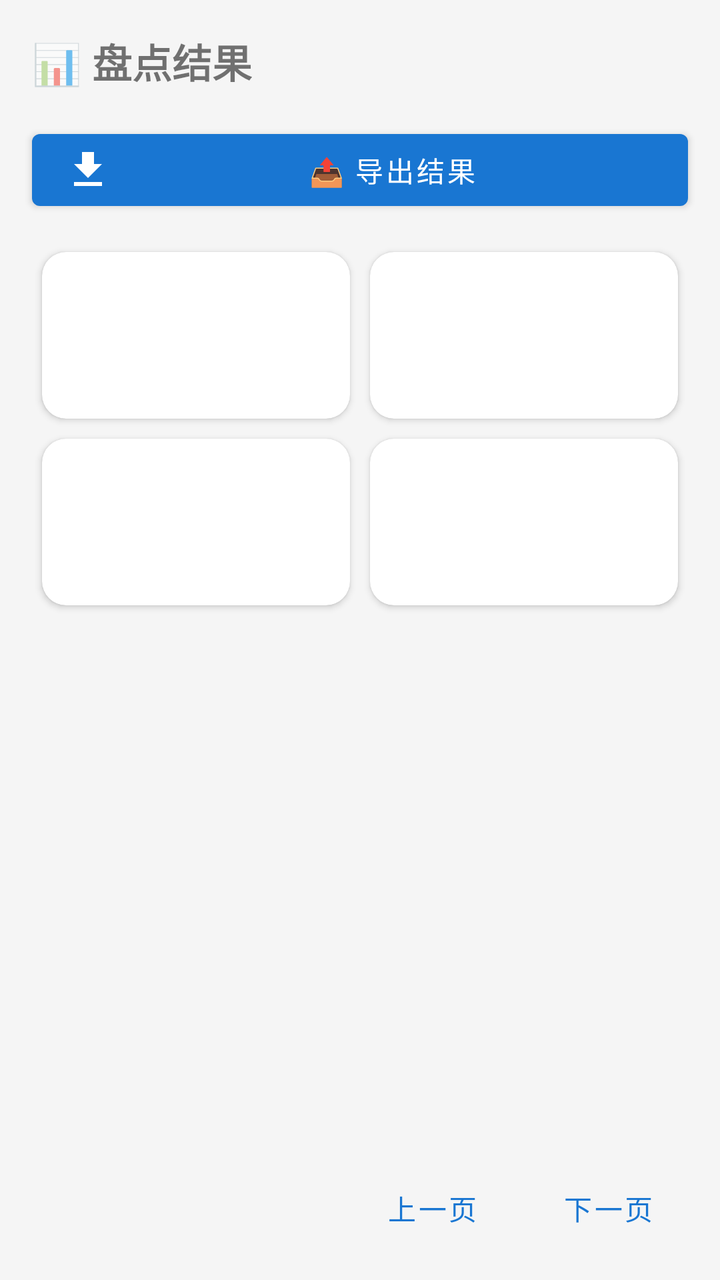
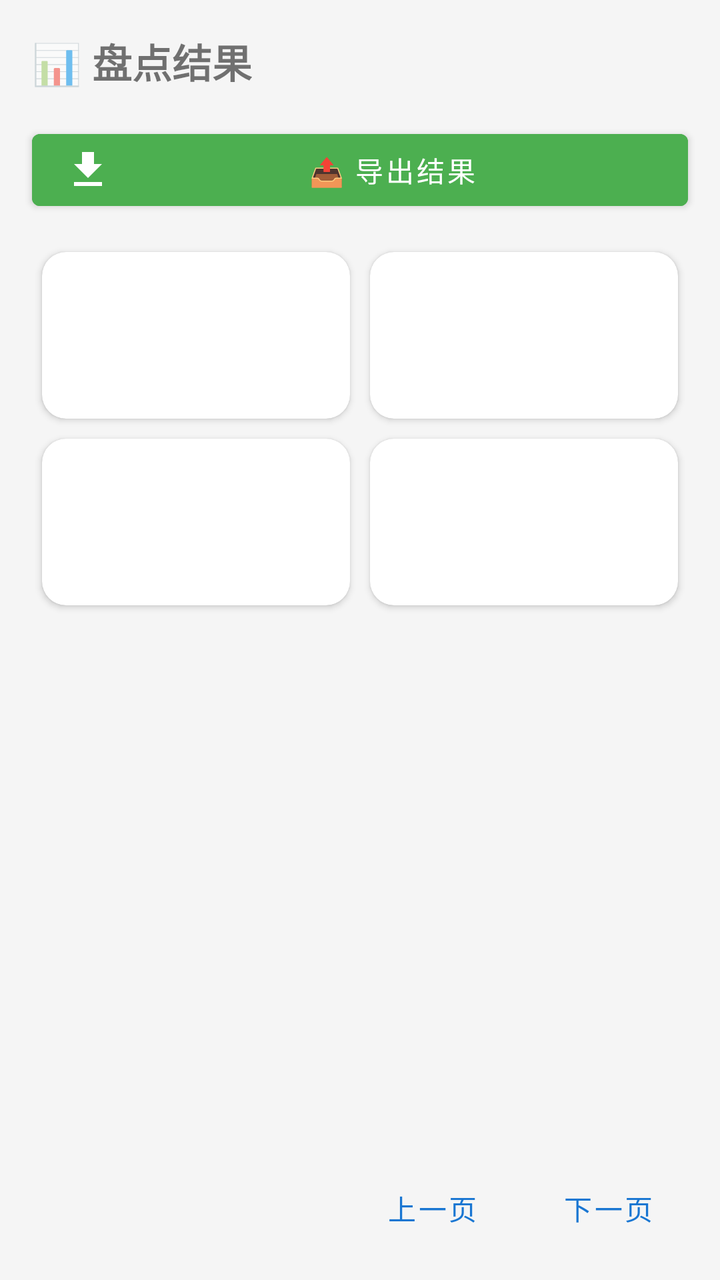

Two renders of the same Android screen: before a commit and after it. Below are the layout's source before the change and the commit's diff.
<!-- AndroidManifest.xml: application theme Theme.HuaxiaInventory -->
<!-- res/layout/fragment_result.xml -->
<?xml version="1.0" encoding="utf-8"?>
<LinearLayout
    xmlns:android="http://schemas.android.com/apk/res/android"
    xmlns:app="http://schemas.android.com/apk/res-auto"
    android:layout_width="match_parent"
    android:layout_height="match_parent"
    android:orientation="vertical"
    android:background="@color/bgSurface">

    <TextView
        android:layout_width="wrap_content"
        android:layout_height="wrap_content"
        android:layout_margin="@dimen/cardPadding"
        android:text="@string/result_title"
        android:textSize="@dimen/textSizeTitle"
        android:textStyle="bold" />

    <com.google.android.material.button.MaterialButton
        android:id="@+id/exportBtn"
        style="@style/Widget.MaterialComponents.Button"
        android:layout_width="match_parent"
        android:layout_height="wrap_content"
        android:layout_marginStart="@dimen/cardPadding"
        android:layout_marginEnd="@dimen/cardPadding"
        android:layout_marginBottom="12dp"
        android:text="@string/result_export_btn"
        app:icon="@drawable/ic_export"
        app:iconTint="@android:color/white" />

    <GridLayout
        android:id="@+id/statGrid"
        android:layout_width="match_parent"
        android:layout_height="wrap_content"
        android:columnCount="2"
        android:rowCount="2"
        android:paddingStart="@dimen/cardPadding"
        android:paddingEnd="@dimen/cardPadding"
        android:useDefaultMargins="false">

        <include
            android:id="@+id/allStat"
            layout="@layout/view_stat_card"
            android:layout_width="0dp"
            android:layout_height="wrap_content"
            android:layout_columnWeight="1"
            android:layout_margin="5dp" />

        <include
            android:id="@+id/foundStat"
            layout="@layout/view_stat_card"
            android:layout_width="0dp"
            android:layout_height="wrap_content"
            android:layout_columnWeight="1"
            android:layout_margin="5dp" />

        <include
            android:id="@+id/missingStat"
            layout="@layout/view_stat_card"
            android:layout_width="0dp"
            android:layout_height="wrap_content"
            android:layout_columnWeight="1"
            android:layout_margin="5dp" />

        <include
            android:id="@+id/extraStat"
            layout="@layout/view_stat_card"
            android:layout_width="0dp"
            android:layout_height="wrap_content"
            android:layout_columnWeight="1"
            android:layout_margin="5dp" />
    </GridLayout>

    <TextView
        android:id="@+id/emptyTv"
        android:layout_width="match_parent"
        android:layout_height="0dp"
        android:layout_weight="1"
        android:gravity="center"
        android:visibility="gone"
        android:textSize="@dimen/textSizeBody"
        android:textColor="@color/textHint"
        android:text="@string/err_empty_result" />

    <androidx.recyclerview.widget.RecyclerView
        android:id="@+id/resultRv"
        android:layout_width="match_parent"
        android:layout_height="0dp"
        android:layout_weight="1"
        android:paddingStart="@dimen/cardPadding"
        android:paddingEnd="@dimen/cardPadding"
        android:paddingTop="@dimen/cardPadding"
        android:clipToPadding="false" />

    <LinearLayout
        android:id="@+id/paginationRow"
        android:layout_width="match_parent"
        android:layout_height="wrap_content"
        android:orientation="horizontal"
        android:gravity="center_vertical"
        android:padding="12dp">

        <TextView
            android:id="@+id/paginationInfoTv"
            android:layout_width="0dp"
            android:layout_height="wrap_content"
            android:layout_weight="1"
            android:textSize="13sp"
            android:textColor="@color/textHint" />

        <com.google.android.material.button.MaterialButton
            android:id="@+id/prevBtn"
            style="@style/Widget.MaterialComponents.Button.TextButton"
            android:layout_width="wrap_content"
            android:layout_height="wrap_content"
            android:text="@string/action_prev" />

        <com.google.android.material.button.MaterialButton
            android:id="@+id/nextBtn"
            style="@style/Widget.MaterialComponents.Button.TextButton"
            android:textColor="@color/colorPrimary"
            android:layout_width="wrap_content"
            android:layout_height="wrap_content"
            android:text="@string/action_next" />
    </LinearLayout>
</LinearLayout>
<!-- res/layout/view_stat_card.xml (included above) -->
<?xml version="1.0" encoding="utf-8"?>
<androidx.cardview.widget.CardView
    xmlns:android="http://schemas.android.com/apk/res/android"
    xmlns:app="http://schemas.android.com/apk/res-auto"
    android:layout_width="match_parent"
    android:layout_height="wrap_content"
    app:cardCornerRadius="@dimen/cardCornerRadius"
    app:cardElevation="@dimen/cardElevation"
    app:cardBackgroundColor="@color/cardCorner"
    android:clickable="true"
    android:focusable="true"
    android:foreground="?attr/selectableItemBackground">

    <LinearLayout
        android:layout_width="match_parent"
        android:layout_height="wrap_content"
        android:orientation="vertical"
        android:padding="14dp"
        android:gravity="center">

        <TextView
            android:id="@+id/statLabelTv"
            android:layout_width="wrap_content"
            android:layout_height="wrap_content"
            style="@style/Huaxia.StatLabel" />

        <TextView
            android:id="@+id/statNumberTv"
            android:layout_width="wrap_content"
            android:layout_height="wrap_content"
            android:layout_marginTop="4dp"
            style="@style/Huaxia.StatNumber" />

        <TextView
            android:id="@+id/statSubTv"
            android:layout_width="wrap_content"
            android:layout_height="wrap_content"
            android:layout_marginTop="2dp"
            android:visibility="gone"
            style="@style/Huaxia.StatSub" />
    </LinearLayout>
</androidx.cardview.widget.CardView>
<!-- resources referenced by this layout -->
<resources>
  <color name="bgSurface">#F5F5F5</color>
  <color name="cardCorner">#FFFFFF</color>
  <color name="colorPrimary">#1976D2</color>
  <color name="textHint">#888888</color>
  <dimen name="cardCornerRadius">12dp</dimen>
  <dimen name="cardElevation">2dp</dimen>
  <dimen name="cardPadding">16dp</dimen>
  <dimen name="textSizeBody">14sp</dimen>
  <dimen name="textSizeTitle">20sp</dimen>
  <!-- drawable ic_export (drawable) -->
  <vector xmlns:android="http://schemas.android.com/apk/res/android"
      android:width="24dp" android:height="24dp"
      android:viewportWidth="24" android:viewportHeight="24"
      android:tint="@android:color/white">
      <path android:fillColor="@android:color/white"
          android:pathData="M19,9h-4V3H9v6H5l7,7L19,9zM5,18v2h14v-2H5z" />
  </vector>
  <string name="action_next">下一页</string>
  <string name="action_prev">上一页</string>
  <string name="err_empty_result">暂无数据</string>
  <string name="result_export_btn">📤 导出结果</string>
  <string name="result_title">📊 盘点结果</string>
  <style name="Huaxia.StatLabel" parent="">
          <item name="android:textSize">@dimen/textSizeLabel</item>
          <item name="android:textColor">@color/textHint</item>
          <item name="android:gravity">center</item>
      </style>
  <style name="Huaxia.StatNumber" parent="">
          <item name="android:textSize">@dimen/statNumberSize</item>
          <item name="android:textStyle">bold</item>
          <item name="android:gravity">center</item>
      </style>
  <style name="Huaxia.StatSub" parent="">
          <item name="android:textSize">11sp</item>
          <item name="android:textColor">@color/textLightHint</item>
          <item name="android:gravity">center</item>
      </style>
  <style name="Theme.HuaxiaInventory" parent="Theme.MaterialComponents.DayNight.NoActionBar">
          <item name="colorPrimary">@color/colorPrimary</item>
          <item name="colorPrimaryDark">@color/colorPrimaryDark</item>
          <item name="colorAccent">@color/colorAccent</item>
          <item name="colorOnPrimary">@android:color/white</item>
          <item name="android:statusBarColor">@color/colorPrimary</item>
          <item name="android:windowLightStatusBar">false</item>
          <item name="toolbarStyle">@style/Huaxia.Toolbar</item>
      </style>
  <dimen name="textSizeLabel">12sp</dimen>
  <dimen name="statNumberSize">26sp</dimen>
  <color name="textLightHint">#AAAAAA</color>
  <color name="colorPrimaryDark">#0D47A1</color>
  <color name="colorAccent">#FF9800</color>
  <style name="Huaxia.Toolbar" parent="Widget.MaterialComponents.Toolbar.Primary">
          <item name="android:background">@color/colorPrimary</item>
          <item name="titleTextColor">@android:color/white</item>
          <item name="subtitleTextColor">@android:color/white</item>
          <item name="android:elevation">4dp</item>
      </style>
</resources>

<!-- the commit's change to res/layout/fragment_result.xml (unified diff, before → after) -->
@@ -23,7 +23,9 @@
         android:layout_marginStart="@dimen/cardPadding"
         android:layout_marginEnd="@dimen/cardPadding"
         android:layout_marginBottom="12dp"
+        android:backgroundTint="@color/colorExport"
         android:text="@string/result_export_btn"
+        android:textColor="@android:color/white"
         app:icon="@drawable/ic_export"
         app:iconTint="@android:color/white" />
 
<!-- resource entries referenced after the edit -->
@@ -2,6 +2,7 @@
 <resources>
   <color name="bgSurface">#F5F5F5</color>
   <color name="cardCorner">#FFFFFF</color>
+  <color name="colorExport">#4CAF50</color>
   <color name="colorPrimary">#1976D2</color>
   <color name="textHint">#888888</color>
   <dimen name="cardCornerRadius">12dp</dimen>
